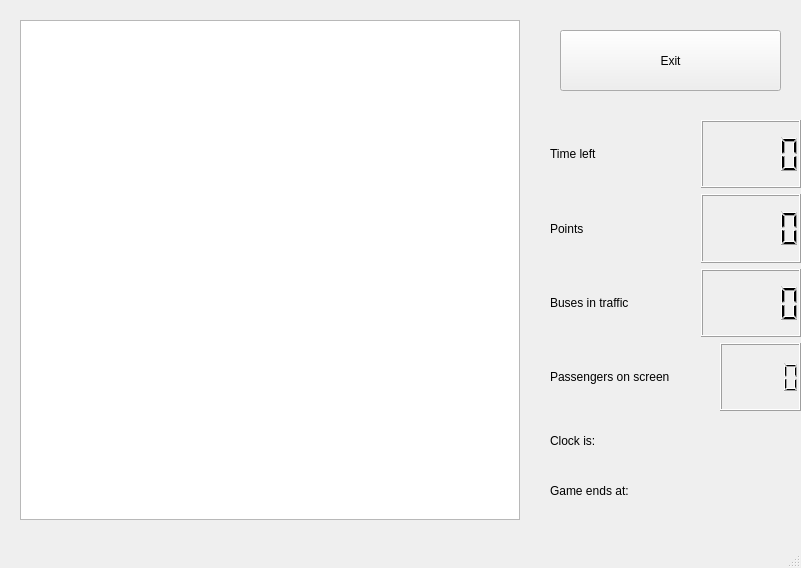
Above: Game/mainwindow.ui from toivow/Otekn before the change. Below: the same form after it.
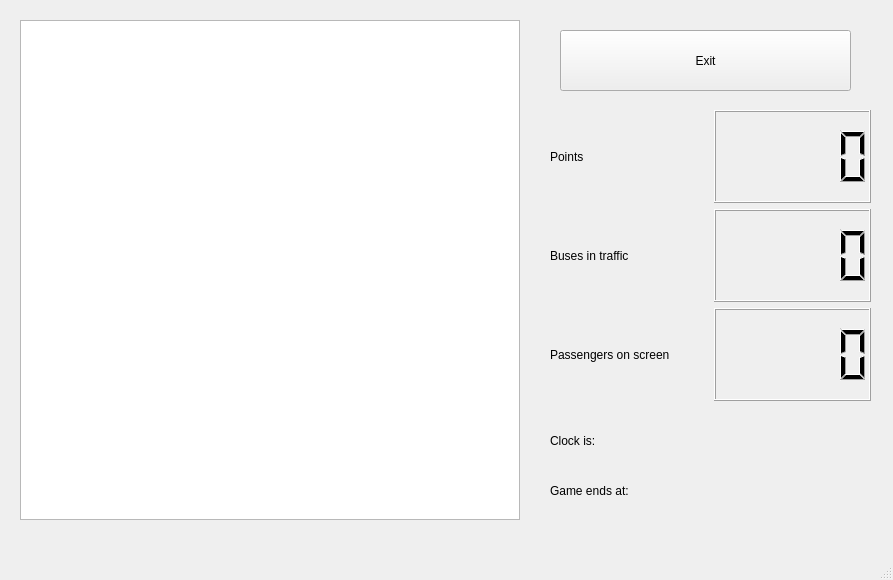
That is the form after the change.

```diff
--- a/Game/mainwindow.ui
+++ b/Game/mainwindow.ui
@@ -6,8 +6,8 @@
    <rect>
     <x>0</x>
     <y>0</y>
-    <width>801</width>
-    <height>568</height>
+    <width>893</width>
+    <height>580</height>
    </rect>
   </property>
   <property name="windowTitle">
@@ -29,7 +29,7 @@
      <rect>
       <x>560</x>
       <y>30</y>
-      <width>221</width>
+      <width>291</width>
       <height>61</height>
      </rect>
     </property>
@@ -44,37 +44,20 @@
     <property name="geometry">
      <rect>
       <x>550</x>
-      <y>120</y>
-      <width>251</width>
+      <y>110</y>
+      <width>321</width>
       <height>291</height>
      </rect>
     </property>
     <layout class="QVBoxLayout" name="StatsLayout">
+     <property name="spacing">
+      <number>6</number>
+     </property>
      <property name="sizeConstraint">
       <enum>QLayout::SetDefaultConstraint</enum>
      </property>
-     <item>
-      <layout class="QHBoxLayout" name="TimeLeftLayout">
-       <property name="spacing">
-        <number>50</number>
-       </property>
-       <item>
-        <widget class="QLabel" name="timeLeftLbl">
-         <property name="text">
-          <string>Time left</string>
-         </property>
-        </widget>
-       </item>
-       <item>
-        <widget class="QLCDNumber" name="timeLeft"/>
-       </item>
-      </layout>
-     </item>
      <item>
       <layout class="QHBoxLayout" name="PoinstAmntLayout">
-       <property name="spacing">
-        <number>50</number>
-       </property>
        <item>
         <widget class="QLabel" name="pointsAmntLbl">
          <property name="text">
@@ -89,9 +72,6 @@
      </item>
      <item>
       <layout class="QHBoxLayout" name="BusAmountLayout">
-       <property name="spacing">
-        <number>50</number>
-       </property>
        <item>
         <widget class="QLabel" name="busAmountLbl">
          <property name="text">
@@ -106,9 +86,6 @@
      </item>
      <item>
       <layout class="QHBoxLayout" name="PassengerLayout">
-       <property name="spacing">
-        <number>50</number>
-       </property>
        <item>
         <widget class="QLabel" name="passAmntLbl">
          <property name="text">
@@ -132,7 +109,7 @@
      <rect>
       <x>550</x>
       <y>470</y>
-      <width>231</width>
+      <width>321</width>
       <height>41</height>
      </rect>
     </property>
@@ -158,7 +135,7 @@
      <rect>
       <x>550</x>
       <y>420</y>
-      <width>231</width>
+      <width>321</width>
       <height>41</height>
      </rect>
     </property>
```
Left out of the diff: 2 changed lines with no effect on the pictures.
